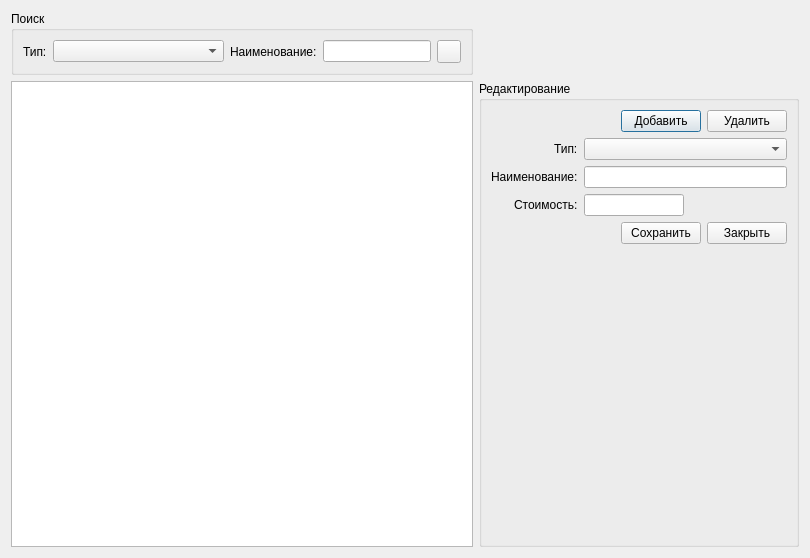
Feo-d-oR/YARC, file RepairCenter/catspares.ui: the form before one commit.
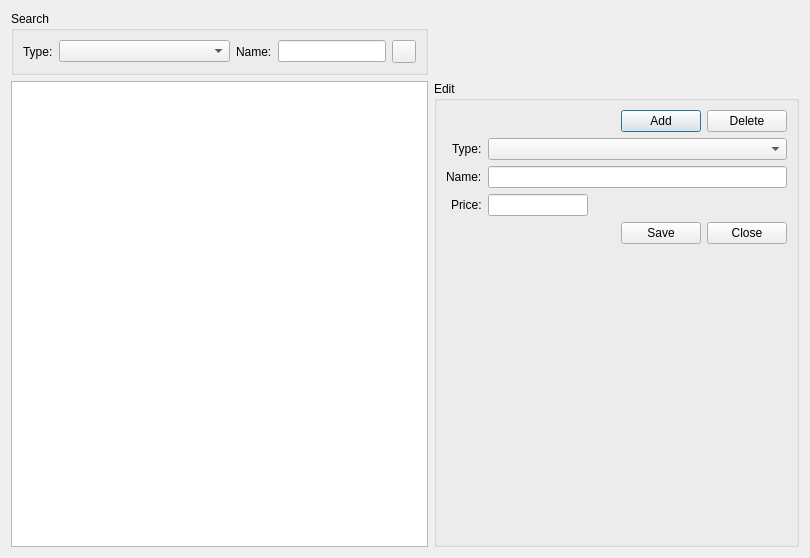
The form after the commit. Icons and pictures are not drawn.

```diff
--- a/RepairCenter/catspares.ui
+++ b/RepairCenter/catspares.ui
@@ -34,7 +34,7 @@
    <item row="1" column="1">
     <widget class="QGroupBox" name="groupBox_2">
      <property name="title">
-      <string>Редактирование</string>
+      <string>Edit</string>
      </property>
      <layout class="QFormLayout" name="formLayout">
       <property name="fieldGrowthPolicy">
@@ -61,7 +61,7 @@
         <item>
          <widget class="QPushButton" name="bAdd">
           <property name="text">
-           <string>Добавить</string>
+           <string>Add</string>
           </property>
           <property name="icon">
            <iconset>
@@ -73,7 +73,7 @@
         <item>
          <widget class="QPushButton" name="bDelete">
           <property name="text">
-           <string>Удалить</string>
+           <string>Delete</string>
           </property>
           <property name="icon">
            <iconset>
@@ -93,7 +93,7 @@
          </size>
         </property>
         <property name="text">
-         <string>Тип:</string>
+         <string>Type:</string>
         </property>
        </widget>
       </item>
@@ -123,7 +123,7 @@
          </size>
         </property>
         <property name="text">
-         <string>Наименование:</string>
+         <string>Name:</string>
         </property>
        </widget>
       </item>
@@ -146,7 +146,7 @@
          </size>
         </property>
         <property name="text">
-         <string>Стоимость:</string>
+         <string>Price:</string>
         </property>
        </widget>
       </item>
@@ -178,7 +178,7 @@
         <item>
          <widget class="QPushButton" name="bSave">
           <property name="text">
-           <string>Сохранить</string>
+           <string>Save</string>
           </property>
           <property name="icon">
            <iconset>
@@ -190,7 +190,7 @@
         <item>
          <widget class="QPushButton" name="bClose">
           <property name="text">
-           <string>Закрыть</string>
+           <string>Close</string>
           </property>
           <property name="icon">
            <iconset>
@@ -207,13 +207,13 @@
    <item row="0" column="0">
     <widget class="QGroupBox" name="groupBox">
      <property name="title">
-      <string>Поиск</string>
+      <string>Search</string>
      </property>
      <layout class="QHBoxLayout" name="horizontalLayout">
       <item>
        <widget class="QLabel" name="label">
         <property name="text">
-         <string>Тип:</string>
+         <string>Type:</string>
         </property>
        </widget>
       </item>
@@ -230,7 +230,7 @@
       <item>
        <widget class="QLabel" name="label_2">
         <property name="text">
-         <string>Наименование:</string>
+         <string>Name:</string>
         </property>
        </widget>
       </item>
```
Left out of the diff: 4 changed lines with no effect on the pictures.
